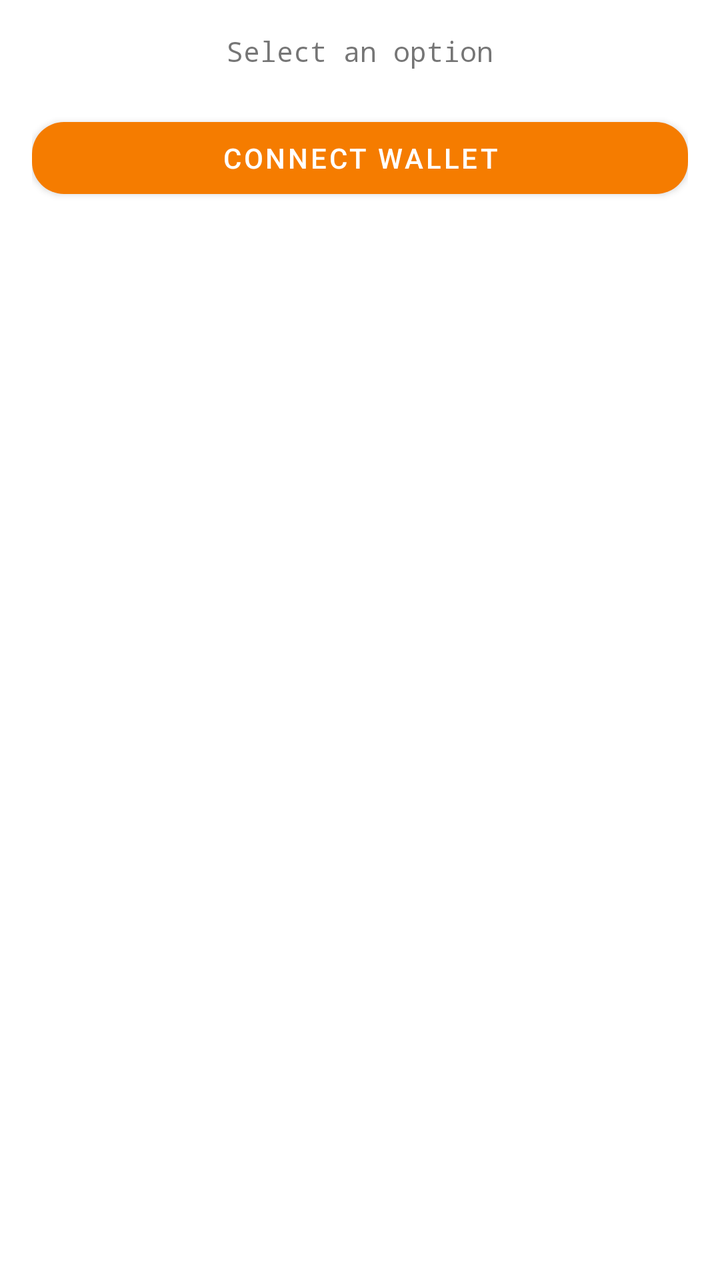
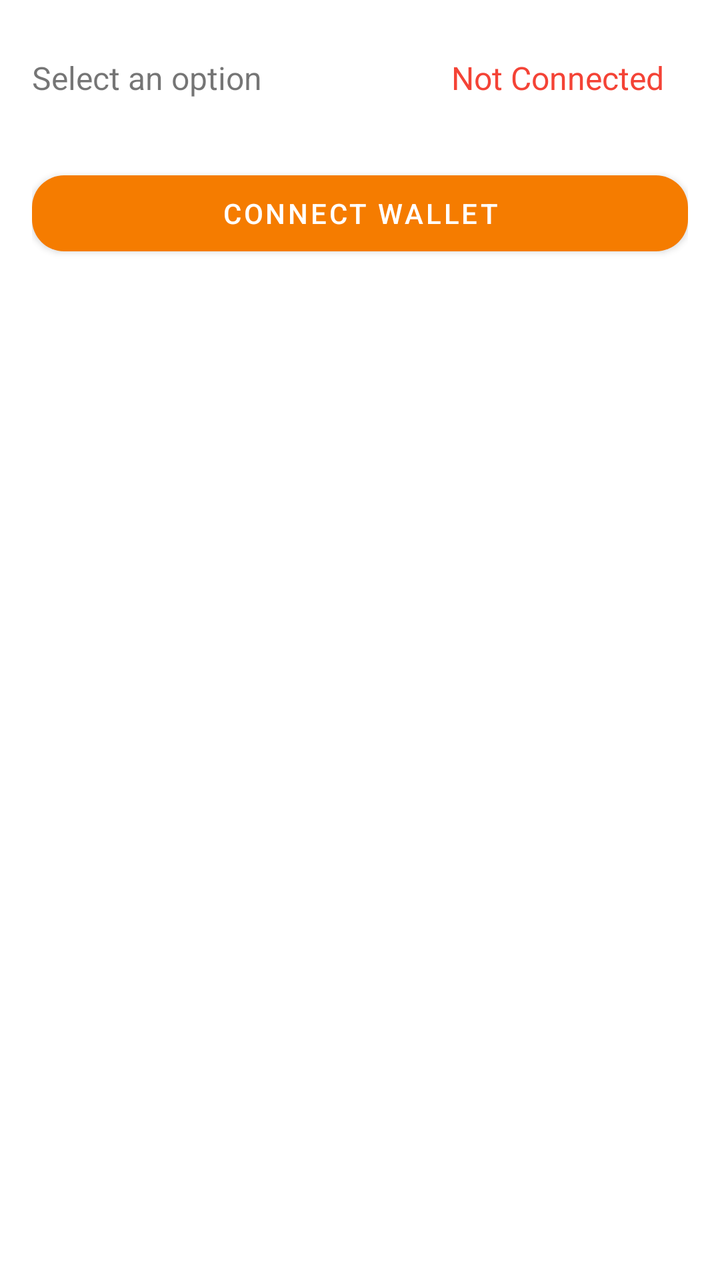

Before-and-after screenshots of an Android layout around one commit, followed by the original layout XML and the change that was made.
<!-- AndroidManifest.xml: application theme Theme.ClientApp -->
<!-- res/layout/activity_main.xml -->
<?xml version="1.0" encoding="utf-8"?>
<androidx.constraintlayout.widget.ConstraintLayout xmlns:android="http://schemas.android.com/apk/res/android"
    xmlns:app="http://schemas.android.com/apk/res-auto"
    xmlns:tools="http://schemas.android.com/tools"
    android:layout_width="match_parent"
    android:layout_height="match_parent"
    android:padding="16dp"
    tools:context=".MainActivity">

    <TextView
        android:id="@+id/title"
        android:layout_width="match_parent"
        android:layout_height="wrap_content"
        android:fontFamily="monospace"
        android:gravity="center"
        android:text="@string/select_an_option"
        app:layout_constraintTop_toBottomOf="@id/barrier"
        app:layout_constraintTop_toTopOf="parent" />

    <androidx.constraintlayout.widget.ConstraintLayout
        android:id="@+id/connect_container"
        android:layout_width="match_parent"
        android:layout_height="wrap_content"
        android:layout_marginTop="20dp"
        app:layout_constraintTop_toBottomOf="@id/title">

        <com.google.android.material.button.MaterialButton
            android:id="@+id/connectWalletButton"
            android:layout_width="match_parent"
            android:layout_height="wrap_content"
            android:text="@string/connect_wallet"
            app:cornerRadius="16dp"
            app:layout_constraintTop_toTopOf="parent" />

    </androidx.constraintlayout.widget.ConstraintLayout>

    <androidx.constraintlayout.widget.ConstraintLayout
        android:id="@+id/request_container"
        android:layout_width="match_parent"
        android:layout_height="wrap_content"
        android:layout_marginTop="20dp"
        android:visibility="gone"
        app:layout_constraintTop_toBottomOf="@id/title"
        tools:visibility="gone">

        <com.google.android.material.button.MaterialButton
            android:id="@+id/personalSign"
            android:layout_width="match_parent"
            android:layout_height="wrap_content"
            android:text="@string/request_personal_sign"
            app:cornerRadius="16dp"
            app:layout_constraintTop_toTopOf="parent" />

        <com.google.android.material.button.MaterialButton
            android:id="@+id/remove_account"
            android:layout_width="match_parent"
            android:layout_height="wrap_content"
            android:layout_marginTop="16dp"
            android:text="@string/remove_account"
            app:cornerRadius="16dp"
            app:layout_constraintTop_toBottomOf="@+id/personalSign" />
    </androidx.constraintlayout.widget.ConstraintLayout>

    <androidx.constraintlayout.widget.Barrier
        android:id="@+id/barrier"
        android:layout_width="wrap_content"
        android:layout_height="wrap_content"
        app:barrierDirection="bottom"
        app:constraint_referenced_ids="connect_container,request_container" />

    <TextView
        android:id="@+id/textArea"
        android:layout_width="match_parent"
        android:layout_height="wrap_content"
        android:layout_marginTop="20dp"
        android:fontFamily="monospace"
        app:layout_constraintTop_toBottomOf="@id/barrier" />
</androidx.constraintlayout.widget.ConstraintLayout>
<!-- resources referenced by this layout -->
<resources>
  <string name="connect_wallet">Connect Wallet</string>
  <string name="remove_account">Remove Account</string>
  <string name="request_personal_sign">Request personal_sign</string>
  <string name="select_an_option">Select an option</string>
  <style name="Theme.ClientApp" parent="Theme.MaterialComponents.DayNight.DarkActionBar">
          
          <item name="colorPrimary">#F57C00</item>
          <item name="colorPrimaryVariant">#EF6C00</item>
          <item name="colorOnPrimary">@color/white</item>
          
          <item name="colorSecondary">@color/teal_200</item>
          <item name="colorSecondaryVariant">@color/teal_700</item>
          <item name="colorOnSecondary">@color/black</item>
          
          <item name="android:statusBarColor" tools:targetApi="l">?attr/colorPrimaryVariant</item>
          
      </style>
  <color name="white">#FFFFFFFF</color>
  <color name="teal_200">#FF03DAC5</color>
  <color name="teal_700">#FF018786</color>
  <color name="black">#FF000000</color>
</resources>

<!-- the commit's change to res/layout/activity_main.xml (unified diff, before → after) -->
@@ -9,11 +9,24 @@
 
     <TextView
         android:id="@+id/title"
-        android:layout_width="match_parent"
+        android:layout_width="wrap_content"
         android:layout_height="wrap_content"
-        android:fontFamily="monospace"
-        android:gravity="center"
+        android:gravity="start"
         android:text="@string/select_an_option"
+        android:textSize="16sp"
+        app:layout_constraintStart_toStartOf="parent"
+        app:layout_constraintBottom_toBottomOf="@id/connected_status"
+        app:layout_constraintTop_toTopOf="@id/connected_status" />
+
+    <TextView
+        android:id="@+id/connected_status"
+        android:layout_width="wrap_content"
+        android:layout_height="wrap_content"
+        android:padding="12dp"
+        android:text="@string/unconnected_state"
+        android:textSize="16sp"
+        android:textColor="@color/red_error"
+        app:layout_constraintEnd_toEndOf="parent"
         app:layout_constraintTop_toBottomOf="@id/barrier"
         app:layout_constraintTop_toTopOf="parent" />
 
@@ -22,12 +35,12 @@
         android:layout_width="match_parent"
         android:layout_height="wrap_content"
         android:layout_marginTop="20dp"
-        app:layout_constraintTop_toBottomOf="@id/title">
+        app:layout_constraintTop_toBottomOf="@id/connected_status">
 
         <com.google.android.material.button.MaterialButton
             android:id="@+id/connectWalletButton"
             android:layout_width="match_parent"
-            android:layout_height="wrap_content"
+            android:layout_height="50dp"
             android:text="@string/connect_wallet"
             app:cornerRadius="16dp"
             app:layout_constraintTop_toTopOf="parent" />
@@ -40,13 +53,13 @@
         android:layout_height="wrap_content"
         android:layout_marginTop="20dp"
         android:visibility="gone"
-        app:layout_constraintTop_toBottomOf="@id/title"
+        app:layout_constraintTop_toBottomOf="@id/connected_status"
         tools:visibility="gone">
 
         <com.google.android.material.button.MaterialButton
             android:id="@+id/personalSign"
             android:layout_width="match_parent"
-            android:layout_height="wrap_content"
+            android:layout_height="50dp"
             android:text="@string/request_personal_sign"
             app:cornerRadius="16dp"
             app:layout_constraintTop_toTopOf="parent" />
@@ -54,7 +67,7 @@
         <com.google.android.material.button.MaterialButton
             android:id="@+id/remove_account"
             android:layout_width="match_parent"
-            android:layout_height="wrap_content"
+            android:layout_height="50dp"
             android:layout_marginTop="16dp"
             android:text="@string/remove_account"
             app:cornerRadius="16dp"
<!-- resource entries referenced after the edit -->
@@ -1,9 +1,11 @@
 <!-- resources referenced by this layout -->
 <resources>
+  <color name="red_error">#F44336</color>
   <string name="connect_wallet">Connect Wallet</string>
   <string name="remove_account">Remove Account</string>
   <string name="request_personal_sign">Request personal_sign</string>
   <string name="select_an_option">Select an option</string>
+  <string name="unconnected_state">Not Connected</string>
   <style name="Theme.ClientApp" parent="Theme.MaterialComponents.DayNight.DarkActionBar">
           
           <item name="colorPrimary">#F57C00</item>
